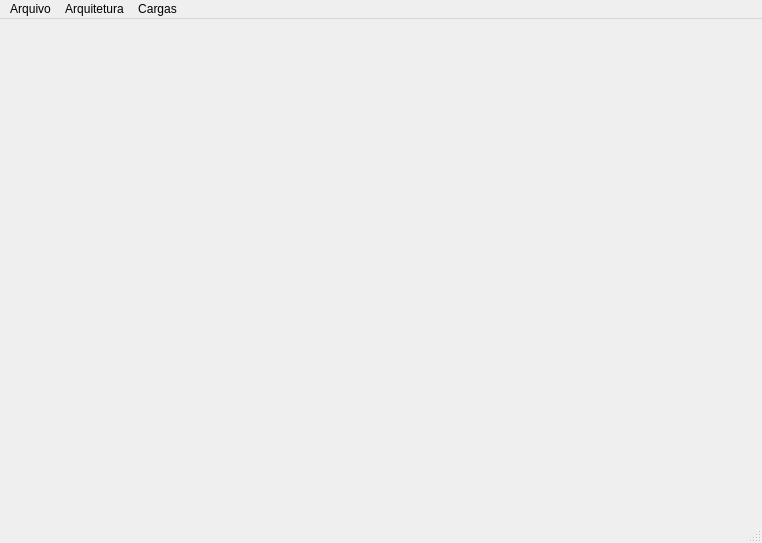
Before: the Qt Designer form window.ui in arthurpdesimone/aurora_python, drawn with Qt 5.
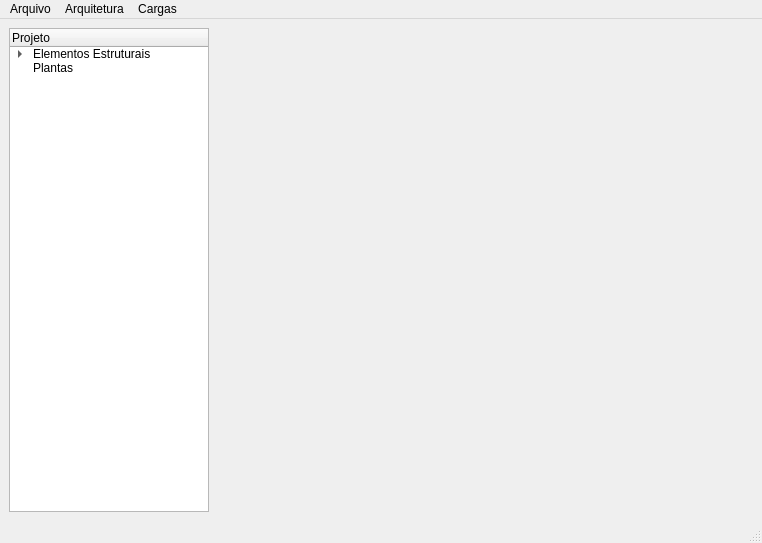
After: the same form once the commit is applied. Icons and pictures are not drawn.

Commit message: Integrating Panda3D to PythonQt and material design

Diff of the .ui file:
```diff
--- a/window.ui
+++ b/window.ui
@@ -19,11 +19,56 @@
   </property>
   <widget class="QWidget" name="centralwidget">
    <layout class="QGridLayout" name="gridLayout_3">
-    <item row="0" column="0">
+    <item row="0" column="1">
      <widget class="QWidget" name="visualization" native="true">
       <layout class="QGridLayout" name="gridLayout"/>
      </widget>
     </item>
+    <item row="0" column="0">
+     <widget class="QTreeWidget" name="navigator">
+      <property name="maximumSize">
+       <size>
+        <width>200</width>
+        <height>16777215</height>
+       </size>
+      </property>
+      <column>
+       <property name="text">
+        <string>Projeto</string>
+       </property>
+      </column>
+      <item>
+       <property name="text">
+        <string>Elementos Estruturais</string>
+       </property>
+       <item>
+        <property name="text">
+         <string>Fundações</string>
+        </property>
+       </item>
+       <item>
+        <property name="text">
+         <string>Pilares</string>
+        </property>
+       </item>
+       <item>
+        <property name="text">
+         <string>Vigas</string>
+        </property>
+       </item>
+       <item>
+        <property name="text">
+         <string>Lajes</string>
+        </property>
+       </item>
+      </item>
+      <item>
+       <property name="text">
+        <string>Plantas</string>
+       </property>
+      </item>
+     </widget>
+    </item>
    </layout>
   </widget>
   <widget class="QMenuBar" name="menubar">
```
The commit also changes 2 other files.
